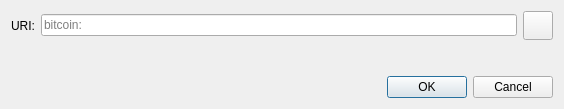
This is src/qt/forms/openuridialog.ui in nilamdoc/bitcoinxxx as Qt 5 draws it before an edit. The edited form follows.
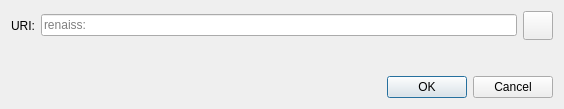
This is the edited form. Icons and pictures are not drawn. Custom widgets are drawn as their Qt base class.

```diff
--- a/src/qt/forms/openuridialog.ui
+++ b/src/qt/forms/openuridialog.ui
@@ -26,7 +26,7 @@
      <item>
       <widget class="QValidatedLineEdit" name="uriEdit">
        <property name="placeholderText">
-        <string notr="true">bitcoin:</string>
+        <string notr="true">renaiss:</string>
        </property>
       </widget>
      </item>
```
Left out of the diff: 4 changed lines with no effect on the pictures.
